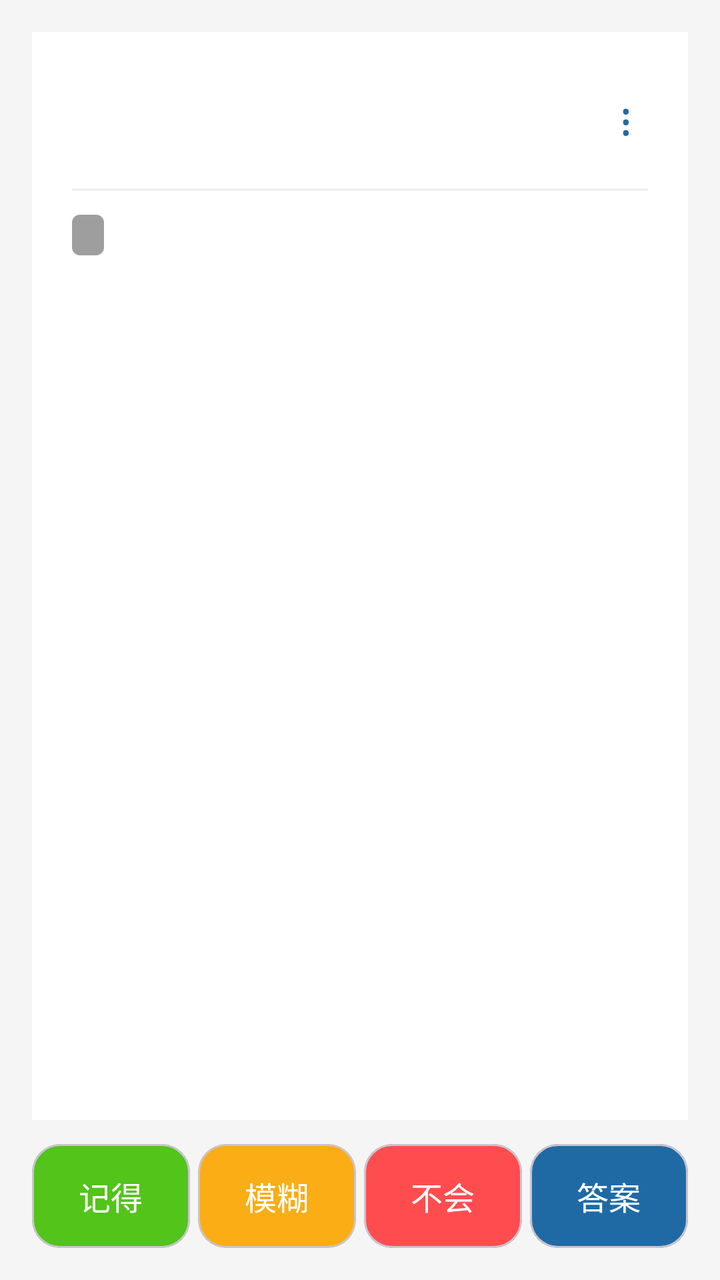
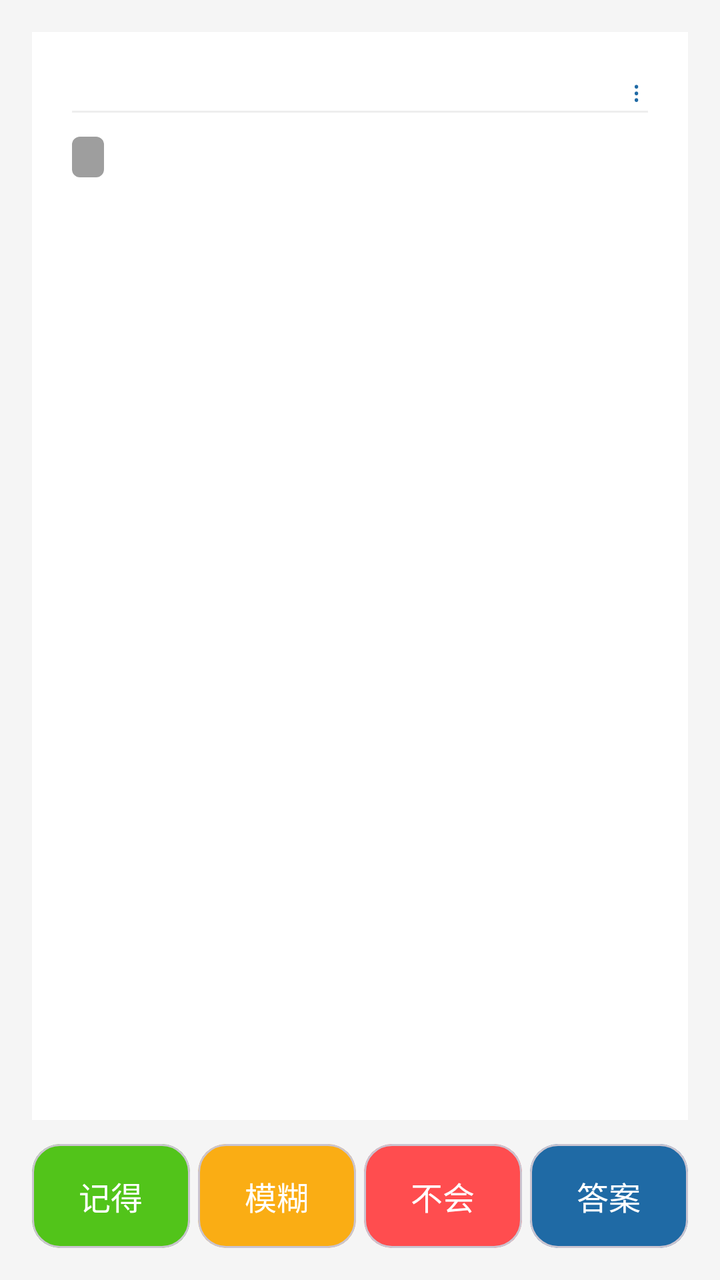

The first picture is an Android layout as it rendered before a commit; the second is the same layout after the commit. The layout source and the unified diff follow.
<!-- AndroidManifest.xml: application theme Theme.Demo -->
<!-- res/layout/activity_review.xml -->
<?xml version="1.0" encoding="utf-8"?>
<LinearLayout
    xmlns:android="http://schemas.android.com/apk/res/android"
    xmlns:app="http://schemas.android.com/apk/res-auto"
    android:layout_width="match_parent"
    android:layout_height="match_parent"
    android:orientation="vertical"
    android:background="#f5f5f5"
    android:padding="16dp">

    <LinearLayout
        android:id="@+id/session_banner"
        android:layout_width="match_parent"
        android:layout_height="wrap_content"
        android:orientation="horizontal"
        android:gravity="center_vertical"
        android:background="#fff7e6"
        android:paddingLeft="12dp"
        android:paddingRight="8dp"
        android:paddingTop="8dp"
        android:paddingBottom="8dp"
        android:layout_marginBottom="8dp"
        android:visibility="gone">

        <TextView
            android:id="@+id/tv_banner"
            android:layout_width="0dp"
            android:layout_height="wrap_content"
            android:layout_weight="1"
            android:textSize="13sp"
            android:textColor="#ad6800" />

        <TextView
            android:id="@+id/btn_banner_new"
            android:layout_width="wrap_content"
            android:layout_height="32dp"
            android:gravity="center"
            android:paddingLeft="8dp"
            android:paddingRight="8dp"
            android:text="开始新一轮"
            android:textSize="13sp"
            android:textStyle="bold"
            android:textColor="#1f6aa5"
            android:visibility="gone" />

        <TextView
            android:id="@+id/btn_banner_close"
            android:layout_width="32dp"
            android:layout_height="32dp"
            android:gravity="center"
            android:text="×"
            android:textSize="18sp"
            android:textColor="#ad6800" />

    </LinearLayout>

    <androidx.core.widget.NestedScrollView
        android:id="@+id/question_area"
        android:layout_width="match_parent"
        android:layout_height="0dp"
        android:layout_weight="1"
        android:background="@android:color/white"
        android:padding="20dp"
        android:layout_marginBottom="12dp">

        
        <LinearLayout
            android:id="@+id/question_root"
            android:layout_width="match_parent"
            android:layout_height="match_parent"
            android:orientation="vertical">

            
            <LinearLayout
                android:layout_width="match_parent"
                android:layout_height="wrap_content"
                android:orientation="horizontal"
                android:gravity="center_vertical"
                android:paddingBottom="12dp">

                <LinearLayout
                    android:id="@+id/timer_row"
                    android:layout_width="0dp"
                    android:layout_weight="1"
                    android:layout_height="wrap_content"
                    android:orientation="horizontal"
                    android:gravity="center_vertical"
                    android:clickable="true">

                    <TextView
                        android:id="@+id/tv_timer"
                        android:layout_width="wrap_content"
                        android:layout_height="wrap_content"
                        android:textSize="12sp"
                        android:textColor="#888888" />
                </LinearLayout>

                <TextView
                    android:id="@+id/btn_menu"
                    android:layout_width="wrap_content"
                    android:layout_height="wrap_content"
                    android:layout_gravity="end"
                    android:padding="8dp"
                    android:text="⋮"
                    android:textSize="22sp"
                    android:textColor="#1f6aa5" />
            </LinearLayout>

            
            <View
                android:layout_width="match_parent"
                android:layout_height="1dp"
                android:background="#eeeeee"
                android:layout_marginBottom="12dp" />

            
            <LinearLayout
                android:id="@+id/meta_row"
                android:layout_width="match_parent"
                android:layout_height="wrap_content"
                android:orientation="horizontal"
                android:gravity="center_vertical"
                android:layout_marginBottom="12dp">

                <TextView
                    android:id="@+id/tv_level_badge"
                    android:layout_width="wrap_content"
                    android:layout_height="wrap_content"
                    android:background="@drawable/bg_level_badge"
                    android:paddingLeft="8dp"
                    android:paddingRight="8dp"
                    android:paddingTop="2dp"
                    android:paddingBottom="2dp"
                    android:textSize="12sp"
                    android:textStyle="bold"
                    android:textColor="#ffffff" />

                <TextView
                    android:id="@+id/tv_progress"
                    android:layout_width="wrap_content"
                    android:layout_height="wrap_content"
                    android:layout_marginStart="10dp"
                    android:textSize="12sp"
                    android:textColor="#999999" />
            </LinearLayout>

            <TextView
                android:id="@+id/tv_question"
                android:layout_width="match_parent"
                android:layout_height="wrap_content"
                android:textSize="20sp"
                android:textColor="#222222"
                android:lineSpacingExtra="8dp" />

            <HorizontalScrollView
                android:layout_width="match_parent"
                android:layout_height="wrap_content"
                android:layout_marginTop="16dp">

                <LinearLayout
                    android:id="@+id/review_image_layout"
                    android:layout_width="wrap_content"
                    android:layout_height="wrap_content"
                    android:orientation="horizontal"
                    android:padding="8dp"/>
            </HorizontalScrollView>

            <LinearLayout
                android:id="@+id/answer_layout"
                android:layout_width="match_parent"
                android:layout_height="wrap_content"
                android:orientation="vertical"
                android:visibility="gone"
                android:layout_marginTop="24dp"
                android:paddingTop="16dp"
                android:background="#f8f8f8">

                <TextView
                    android:layout_width="wrap_content"
                    android:layout_height="wrap_content"
                    android:text="【答案】"
                    android:textSize="18sp"
                    android:textStyle="bold"
                    android:textColor="#1f6aa5"/>

                <TextView
                    android:id="@+id/tv_answer"
                    android:layout_width="match_parent"
                    android:layout_height="wrap_content"
                    android:textSize="18sp"
                    android:textColor="#333333"
                    android:layout_marginTop="8dp"/>

                <HorizontalScrollView
                    android:layout_width="match_parent"
                    android:layout_height="wrap_content"
                    android:layout_marginTop="16dp">

                    <LinearLayout
                        android:id="@+id/answer_image_layout"
                        android:layout_width="wrap_content"
                        android:layout_height="wrap_content"
                        android:orientation="horizontal"
                        android:padding="8dp"/>
                </HorizontalScrollView>

            </LinearLayout>

        </LinearLayout>

    </androidx.core.widget.NestedScrollView>

    <LinearLayout
        android:layout_width="match_parent"
        android:layout_height="wrap_content"
        android:orientation="horizontal">

        <com.google.android.material.card.MaterialCardView
            android:id="@+id/btn_know"
            android:layout_width="0dp"
            android:layout_height="52dp"
            android:layout_weight="1"
            android:layout_marginEnd="4dp"
            app:cardCornerRadius="14dp"
            app:cardBackgroundColor="#52c41a">

            <TextView
                android:layout_width="match_parent"
                android:layout_height="match_parent"
                android:text="记得"
                android:textColor="@android:color/white"
                android:textSize="16sp"
                android:gravity="center"/>
        </com.google.android.material.card.MaterialCardView>

        <com.google.android.material.card.MaterialCardView
            android:id="@+id/btn_unknown"
            android:layout_width="0dp"
            android:layout_height="52dp"
            android:layout_weight="1"
            android:layout_marginEnd="4dp"
            app:cardCornerRadius="14dp"
            app:cardBackgroundColor="#faad14">

            <TextView
                android:layout_width="match_parent"
                android:layout_height="match_parent"
                android:text="模糊"
                android:textColor="@android:color/white"
                android:textSize="16sp"
                android:gravity="center"/>
        </com.google.android.material.card.MaterialCardView>

        <com.google.android.material.card.MaterialCardView
            android:id="@+id/btn_forget"
            android:layout_width="0dp"
            android:layout_height="52dp"
            android:layout_weight="1"
            android:layout_marginEnd="4dp"
            app:cardCornerRadius="14dp"
            app:cardBackgroundColor="#ff4d4f">

            <TextView
                android:layout_width="match_parent"
                android:layout_height="match_parent"
                android:text="不会"
                android:textColor="@android:color/white"
                android:textSize="16sp"
                android:gravity="center"/>
        </com.google.android.material.card.MaterialCardView>

        <com.google.android.material.card.MaterialCardView
            android:id="@+id/btn_answer"
            android:layout_width="0dp"
            android:layout_height="52dp"
            android:layout_weight="1"
            app:cardCornerRadius="14dp"
            app:cardBackgroundColor="#1f6aa5">

            <TextView
                android:id="@+id/btn_answer_text"
                android:layout_width="match_parent"
                android:layout_height="match_parent"
                android:text="答案"
                android:textColor="@android:color/white"
                android:textSize="16sp"
                android:gravity="center"/>
        </com.google.android.material.card.MaterialCardView>

    </LinearLayout>

</LinearLayout>
<!-- resources referenced by this layout -->
<resources>
  <!-- drawable bg_level_badge (drawable) -->
  <?xml version="1.0" encoding="utf-8"?>
  <shape xmlns:android="http://schemas.android.com/apk/res/android"
      android:shape="rectangle">
      <corners android:radius="4dp"/>
      <solid android:color="#9e9e9e"/>
  </shape>
  <style name="Theme.Demo" parent="Base.Theme.Demo" />
  <style name="Base.Theme.Demo" parent="Theme.Material3.DayNight.NoActionBar">
          
          
      </style>
</resources>

<!-- the commit's change to res/layout/activity_review.xml (unified diff, before → after) -->
@@ -75,8 +75,7 @@
                 android:layout_width="match_parent"
                 android:layout_height="wrap_content"
                 android:orientation="horizontal"
-                android:gravity="center_vertical"
-                android:paddingBottom="12dp">
+                android:gravity="center_vertical">
 
                 <LinearLayout
                     android:id="@+id/timer_row"
@@ -100,9 +99,10 @@
                     android:layout_width="wrap_content"
                     android:layout_height="wrap_content"
                     android:layout_gravity="end"
-                    android:padding="8dp"
+                    android:paddingLeft="4dp"
+                    android:paddingRight="4dp"
                     android:text="⋮"
-                    android:textSize="22sp"
+                    android:textSize="14sp"
                     android:textColor="#1f6aa5" />
             </LinearLayout>
 
